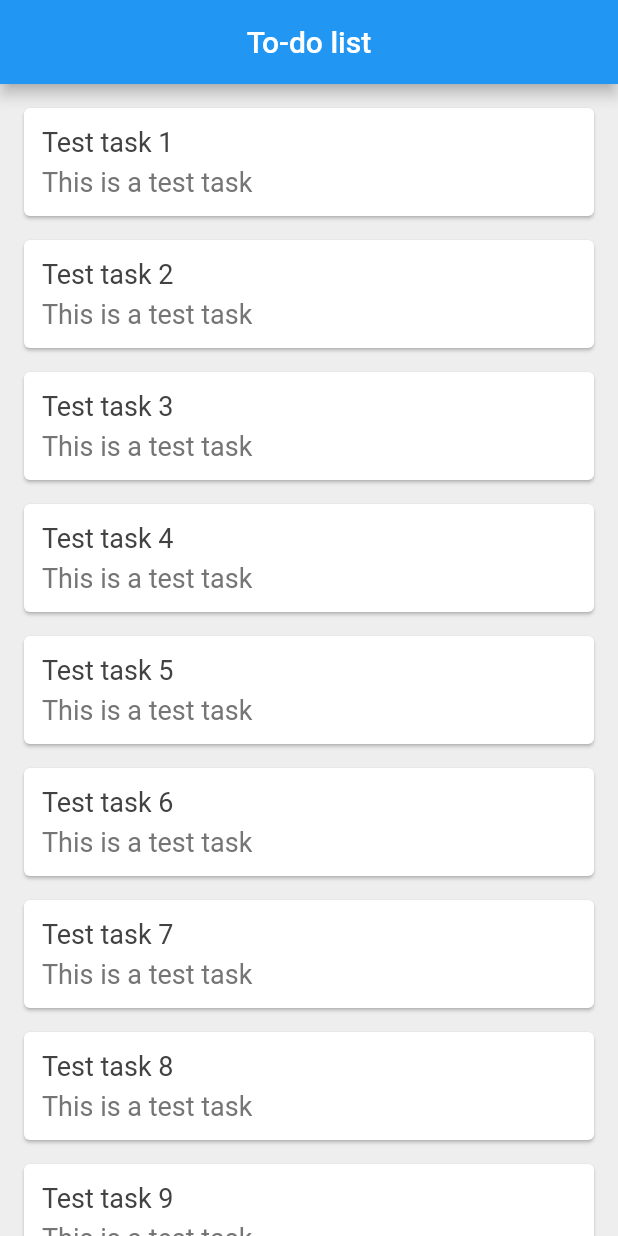
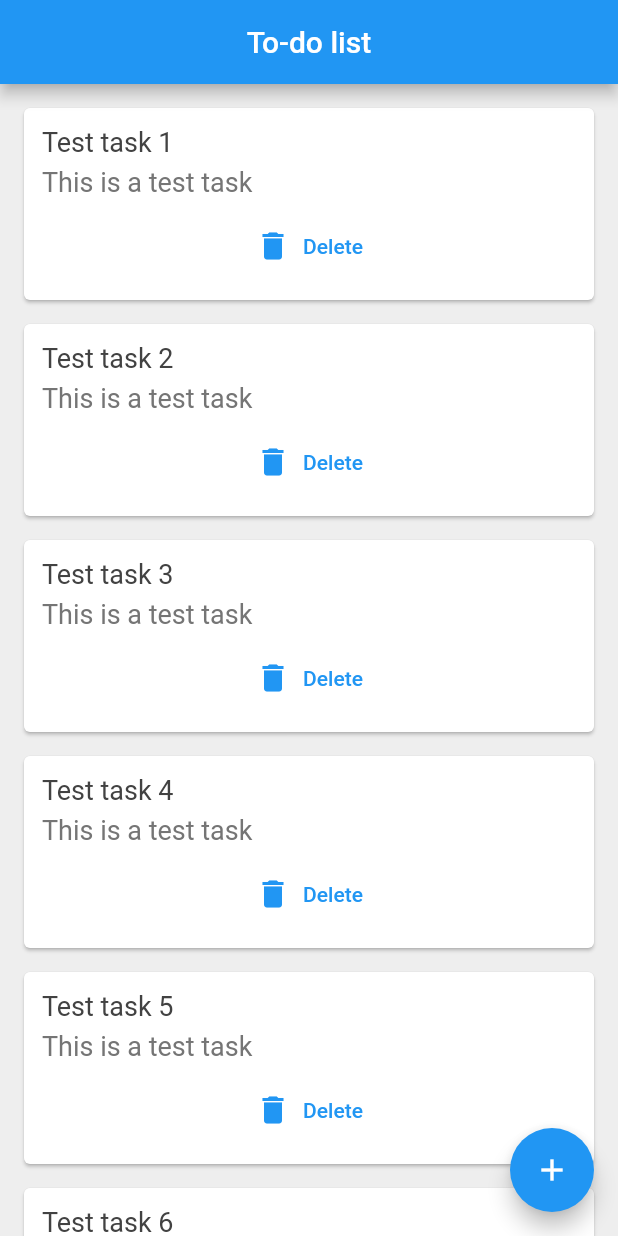
Before and after one commit to CosmicRaptor/devs_club_projects, a Flutter app: the screen it shows after launch, on a phone screen of 412 x 824 dp. Run offline on Flutter 3.47's test engine with Material 2 defaults, Android fonts, the phone set to English and light mode, and no system bars.

Commit message:
Added a delete function and a FloatingActionButton.

```diff
--- a/lib/main.dart
+++ b/lib/main.dart
@@ -40,9 +40,20 @@ class _MyAppState extends State<MyApp> {
         title: Text('To-do list'),
         centerTitle: true,
       ),
+      floatingActionButton: FloatingActionButton(
+        onPressed: () {},
+        child: Icon(Icons.add),
+      ),
       body: SingleChildScrollView(
         child: Column(
-          children: taskList.map((task) => TaskCard(task: task)).toList()
+          children: taskList.map((task) => TaskCard(
+              task: task,
+              delete: () {
+                setState(() {
+                  taskList.remove(task);
+                });
+              },
+          )).toList()
         ),
       )
     );
--- a/lib/task_card.dart
+++ b/lib/task_card.dart
@@ -3,8 +3,9 @@ import 'tasks.dart';
 
 class TaskCard extends StatelessWidget {
   final Tasks task;
+  final Function() delete;
 
-  TaskCard ({ required this.task });
+  TaskCard ({ required this.task, required this.delete });
 
   @override
   Widget build(BuildContext context) {
@@ -31,6 +32,12 @@ class TaskCard extends StatelessWidget {
                       fontSize: 18.0,
                       color: Colors.grey[600]
                   )
+              ),
+              SizedBox(height: 8.0,),
+              TextButton.icon(
+                  onPressed: delete,
+                  icon: Icon(Icons.delete),
+                  label: Text('Delete'),
               )
             ],
           ),
```
